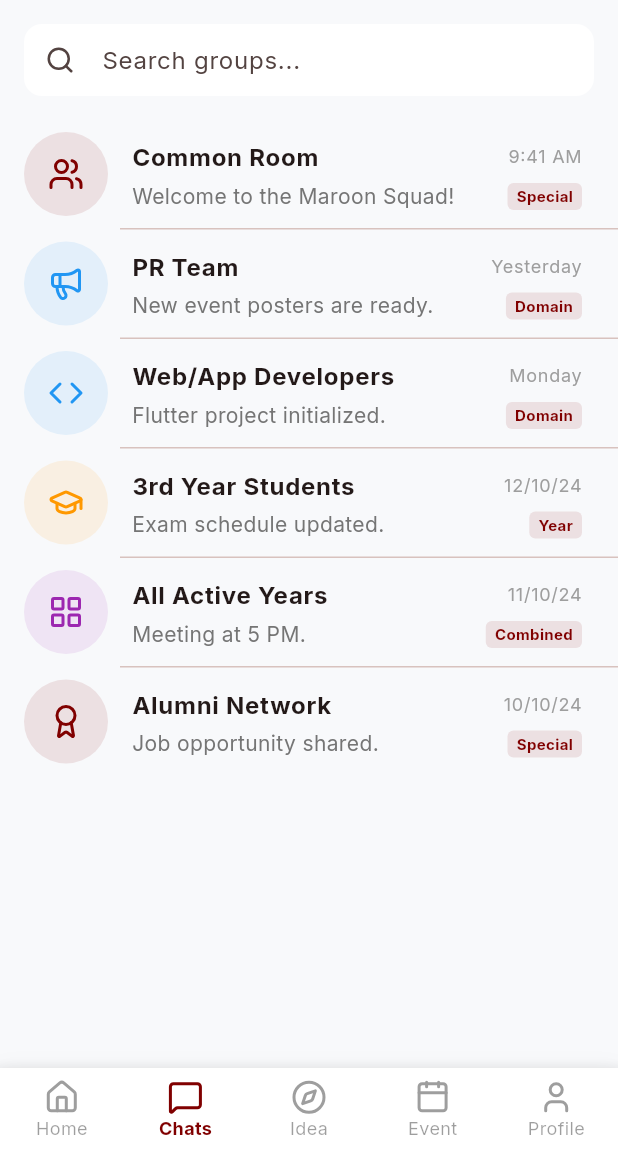
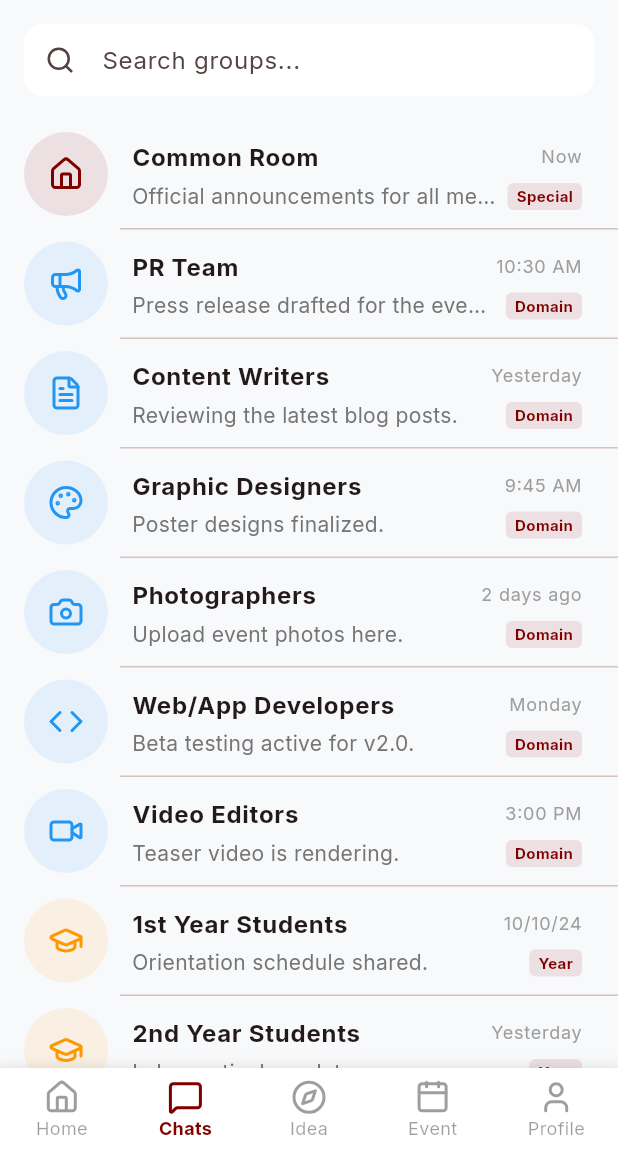
Before and after one commit to sayanjc3639q/hitian-inisde-management-app-supabase, a Flutter app: the screen it shows after launch, item 2 of the bottom bar chosen, on a phone screen of 412 x 824 dp, the part 84-1236 px from its top. Run offline on Flutter 3.47's test engine with Material 3 defaults, Android fonts, the phone set to English and light mode, and no system bars; our stand-ins replace google_fonts, lucide_icons.

Commit message:
feat: replace default groups with system-generated groups in chats_page.dart

```diff
--- a/lib/chats_page.dart
+++ b/lib/chats_page.dart
@@ -7,13 +7,21 @@ class ChatsPage extends StatelessWidget {
   @override
   Widget build(BuildContext context) {
     final List<ChatGroup> groups = [
-      ChatGroup(id: 'common', name: 'Common Room', type: 'Special', lastMessage: 'Welcome to the Maroon Squad!', time: '9:41 AM', icon: LucideIcons.users),
-      ChatGroup(id: 'domain_pr', name: 'PR Team', type: 'Domain', lastMessage: 'New event posters are ready.', time: 'Yesterday', icon: LucideIcons.megaphone),
-      ChatGroup(id: 'domain_webapp', name: 'Web/App Developers', type: 'Domain', lastMessage: 'Flutter project initialized.', time: 'Monday', icon: LucideIcons.code),
-      ChatGroup(id: 'year_3', name: '3rd Year Students', type: 'Year', lastMessage: 'Exam schedule updated.', time: '12/10/24', icon: LucideIcons.graduationCap),
-      ChatGroup(id: 'combined_all', name: 'All Active Years', type: 'Combined', lastMessage: 'Meeting at 5 PM.', time: '11/10/24', icon: LucideIcons.layoutGrid),
-      ChatGroup(id: 'alumni', name: 'Alumni Network', type: 'Special', lastMessage: 'Job opportunity shared.', time: '10/10/24', icon: LucideIcons.award),
-      // Add more as needed...
+      ChatGroup(id: 'common', name: 'Common Room', type: 'Special', lastMessage: 'Official announcements for all members.', time: 'Now', icon: LucideIcons.home),
+      ChatGroup(id: 'domain_pr', name: 'PR Team', type: 'Domain', lastMessage: 'Press release drafted for the event.', time: '10:30 AM', icon: LucideIcons.megaphone),
+      ChatGroup(id: 'domain_content', name: 'Content Writers', type: 'Domain', lastMessage: 'Reviewing the latest blog posts.', time: 'Yesterday', icon: LucideIcons.fileText),
+      ChatGroup(id: 'domain_graphic', name: 'Graphic Designers', type: 'Domain', lastMessage: 'Poster designs finalized.', time: '9:45 AM', icon: LucideIcons.palette),
+      ChatGroup(id: 'domain_photo', name: 'Photographers', type: 'Domain', lastMessage: 'Upload event photos here.', time: '2 days ago', icon: LucideIcons.camera),
+      ChatGroup(id: 'domain_webapp', name: 'Web/App Developers', type: 'Domain', lastMessage: 'Beta testing active for v2.0.', time: 'Monday', icon: LucideIcons.code),
+      ChatGroup(id: 'domain_video', name: 'Video Editors', type: 'Domain', lastMessage: 'Teaser video is rendering.', time: '3:00 PM', icon: LucideIcons.video),
+      ChatGroup(id: 'year_1', name: '1st Year Students', type: 'Year', lastMessage: 'Orientation schedule shared.', time: '10/10/24', icon: LucideIcons.graduationCap),
+      ChatGroup(id: 'year_2', name: '2nd Year Students', type: 'Year', lastMessage: 'Lab practicals update.', time: 'Yesterday', icon: LucideIcons.graduationCap),
+      ChatGroup(id: 'year_3', name: '3rd Year Students', type: 'Year', lastMessage: 'Internship drive started.', time: '9:15 AM', icon: LucideIcons.graduationCap),
+      ChatGroup(id: 'year_4', name: '4th Year Students', type: 'Year', lastMessage: 'Project submission deadline.', time: 'Monday', icon: LucideIcons.graduationCap),
+      ChatGroup(id: 'combined_1_2', name: 'Combined 1st + 2nd Year', type: 'Combined', lastMessage: 'Combined workshop notice.', time: '12/10/24', icon: LucideIcons.users),
+      ChatGroup(id: 'combined_1_2_3', name: 'Combined 1st+2nd+3rd Year', type: 'Combined', lastMessage: 'Squad meet scheduled.', time: 'Today', icon: LucideIcons.users),
+      ChatGroup(id: 'combined_all', name: 'All Active Years', type: 'Combined', lastMessage: 'Annual meet details.', time: '11/10/24', icon: LucideIcons.layoutGrid),
+      ChatGroup(id: 'alumni', name: 'Alumni Network', type: 'Special', lastMessage: 'Next reunion planning.', time: 'Last week', icon: LucideIcons.award),
     ];
 
     return Column(
```
